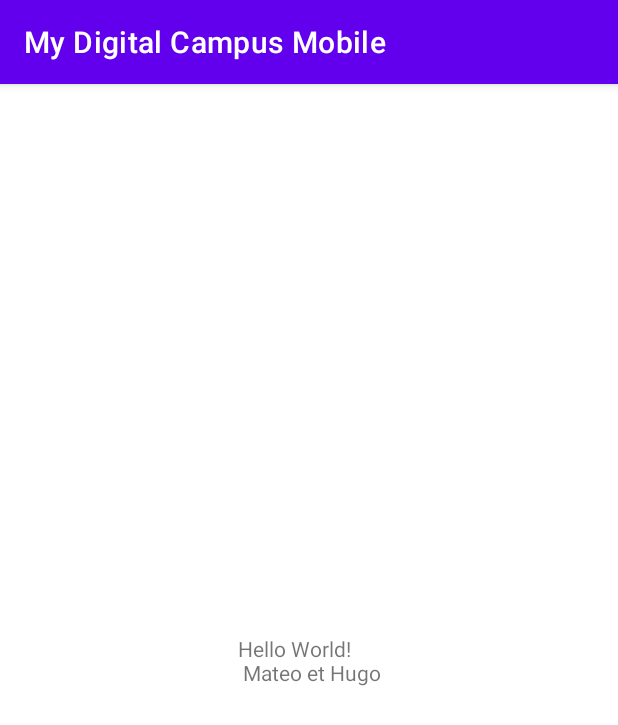
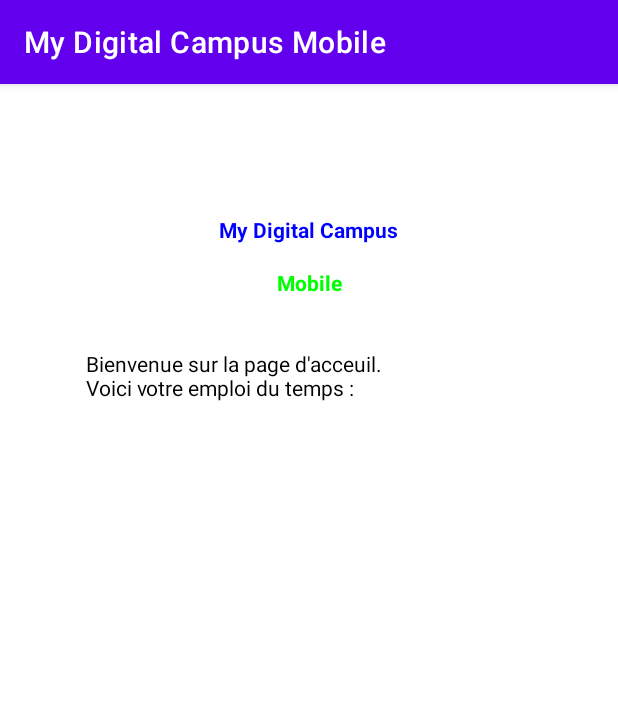
Before and after one commit to Rayane-WD/My-Digital-Campus-Mobile, an Android app: the screen it shows after launch (MainActivity), on a phone screen of 412 x 824 dp. Shown: the top 725 px of the screen. Run offline under Robolectric (Android 15) with nearby library versions, the phone set to English and light mode, and no system bars.

Commit message:
premier essai textview + couleur + bold

```diff
--- a/app/src/main/res/layout/activity_main.xml
+++ b/app/src/main/res/layout/activity_main.xml
@@ -7,12 +7,44 @@
     tools:context=".MainActivity">
 
     <TextView
+        android:id="@+id/textView"
         android:layout_width="wrap_content"
         android:layout_height="wrap_content"
-        android:text="Hello World!\n Mateo et Hugo"
+        android:text="My Digital Campus"
+        android:textColor="@color/blue"
+        android:textStyle="bold"
+        app:layout_constraintBottom_toBottomOf="parent"
+        app:layout_constraintHorizontal_bias="0.498"
+        app:layout_constraintLeft_toLeftOf="parent"
+        app:layout_constraintRight_toRightOf="parent"
+        app:layout_constraintTop_toTopOf="parent"
+        app:layout_constraintVertical_bias="0.117" />
+
+    <TextView
+        android:id="@+id/textView2"
+        android:layout_width="wrap_content"
+        android:layout_height="wrap_content"
+        android:layout_marginTop="10dp"
+        android:text="Mobile"
+        android:textColor="@color/green"
+        android:textStyle="bold"
         app:layout_constraintBottom_toBottomOf="parent"
         app:layout_constraintLeft_toLeftOf="parent"
         app:layout_constraintRight_toRightOf="parent"
-        app:layout_constraintTop_toTopOf="parent" />
+        app:layout_constraintTop_toBottomOf="@+id/textView"
+        app:layout_constraintVertical_bias="0.01" />
+
+    <TextView
+        android:layout_width="wrap_content"
+        android:layout_height="wrap_content"
+        android:layout_marginTop="100dp"
+        android:text="Bienvenue sur la page d'acceuil.\nVoici votre emploi du temps :"
+        android:textColor="@color/black"
+        app:layout_constraintBottom_toBottomOf="parent"
+        app:layout_constraintHorizontal_bias="0.267"
+        app:layout_constraintLeft_toLeftOf="parent"
+        app:layout_constraintRight_toRightOf="parent"
+        app:layout_constraintTop_toTopOf="parent"
+        app:layout_constraintVertical_bias="0.121" />
 
 </androidx.constraintlayout.widget.ConstraintLayout>
--- a/app/src/main/res/values/colors.xml
+++ b/app/src/main/res/values/colors.xml
@@ -7,4 +7,7 @@
     <color name="teal_700">#FF018786</color>
     <color name="black">#FF000000</color>
     <color name="white">#FFFFFFFF</color>
+    <color name="green">#00FF00</color>
+    <color name="red">#FF0000</color>
+    <color name="blue">#0000FF</color>
 </resources>
```
